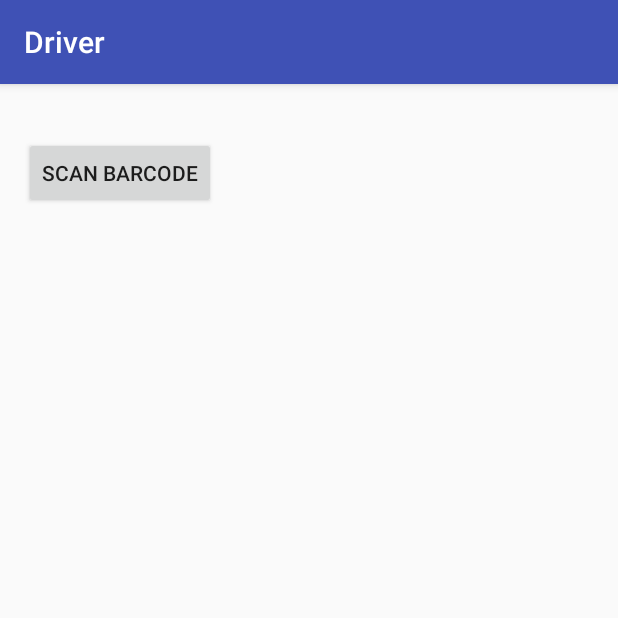
After one commit to cmpe-295/driver_app, an Android app: the BarcodeScannerActivity screen opened directly, with no data from a screen before it, on a phone screen of 412 x 824 dp, the top half of it. The commit adds this screen. Run offline under Robolectric (Android 15) with nearby library versions, the phone set to English and light mode, and no system bars.

Commit message:
Integrated Barcode Scanner onClick Marker on Map

```diff
--- /dev/null
+++ b/Driver/app/src/main/java/spartansaferide/sjsu/edu/driver/BarcodeScannerActivity.java
@@ -0,0 +1,54 @@
+package spartansaferide.sjsu.edu.driver;
+
+import android.support.v7.app.AppCompatActivity;
+import android.os.Bundle;
+import android.widget.TextView;
+import android.content.Intent;
+import android.os.Bundle;
+import android.util.Log;
+import android.view.View;
+import android.widget.TextView;
+
+import com.google.android.gms.common.api.CommonStatusCodes;
+import com.google.android.gms.vision.barcode.Barcode;
+
+
+public class BarcodeScannerActivity extends AppCompatActivity {
+
+    TextView barcodeResult;
+
+    @Override
+    protected void onCreate(Bundle savedInstanceState) {
+        super.onCreate(savedInstanceState);
+        setContentView(R.layout.activity_barcode_scanner);
+
+        barcodeResult = (TextView) findViewById(R.id.barcode_result);
+    }
+
+    /* Add a click event to the scan_barcode button to launch the ScanBarcodeActivity */
+    public void scanBarCode(View v) {
+        Intent intent = new Intent(this,ScanBarcodeActivity.class);
+        startActivityForResult(intent,0);
+    }
+
+    /* Override onActivityResult to get the barcode from ScanBarcodeActivity */
+
+    @Override
+    protected void onActivityResult(int requestCode, int resultCode, Intent data) {
+        if (requestCode == 0) {
+            if (resultCode == CommonStatusCodes.SUCCESS) {
+                if (data != null) {
+                    //Check for the barcode and Display the value
+                    Barcode barcode = data.getParcelableExtra("barcodes");
+                    Log.d("test",barcode.displayValue);
+                    barcodeResult.setText("Student ID : " + barcode.displayValue);
+                } else {
+                    barcodeResult.setText("No barcode found");
+                }
+            }
+        }
+        else {
+            super.onActivityResult(requestCode, resultCode, data);
+        }
+    }
+}
--- /dev/null
+++ b/Driver/app/src/main/res/layout/activity_barcode_scanner.xml
@@ -0,0 +1,28 @@
+<?xml version="1.0" encoding="utf-8"?>
+<RelativeLayout xmlns:android="http://schemas.android.com/apk/res/android"
+    xmlns:tools="http://schemas.android.com/tools"
+    android:id="@+id/activity_barcode_scanner"
+    android:layout_width="match_parent"
+    android:layout_height="match_parent"
+    android:paddingBottom="@dimen/activity_vertical_margin"
+    android:paddingLeft="@dimen/activity_horizontal_margin"
+    android:paddingRight="@dimen/activity_horizontal_margin"
+    android:paddingTop="@dimen/activity_vertical_margin"
+    tools:context="spartansaferide.sjsu.edu.driver.BarcodeScannerActivity">
+
+    <TextView
+        android:id="@+id/barcode_result"
+        android:layout_width="wrap_content"
+        android:layout_height="wrap_content" />
+
+    <Button
+        android:id="@+id/scan_barcode"
+        android:layout_width="wrap_content"
+        android:layout_height="wrap_content"
+        android:layout_below="@id/barcode_result"
+        android:text="Scan Barcode"
+        android:onClick="scanBarCode" />
+
+
+
+</RelativeLayout>
--- a/Driver/build.gradle
+++ b/Driver/build.gradle
@@ -9,6 +9,7 @@ buildscript {
 
         // NOTE: Do not place your application dependencies here; they belong
         // in the individual module build.gradle files
+        classpath 'com.google.gms:google-services:3.0.0'
     }
 }
 
```
Also changed, not shown: Driver/app/build.gradle (+7 -1 lines), Driver/app/src/main/AndroidManifest.xml (+15 -1 lines), Driver/app/src/main/java/spartansaferide/sjsu/edu/driver/DriverMapsActivity.java (+24 -10 lines), Driver/app/src/main/java/spartansaferide/sjsu/edu/driver/ScanBarcodeActivity.java (added, +104 -0 lines), Driver/app/src/main/res/layout/activity_scan_barcode.xml (added, +12 -0 lines), Driver/app/src/main/res/drawable-hdpi/ic_launcher.png (added), Driver/app/src/main/res/drawable-mdpi/ic_launcher.png (added), Driver/app/src/main/res/drawable-xhdpi/california_snow.png (added), Driver/app/src/main/res/drawable-xhdpi/haight_ashbury.png (added), Driver/app/src/main/res/drawable-xhdpi/ic_launcher.png (added), Driver/app/src/main/res/drawable-xhdpi/princess_flower.png (added), Driver/app/src/main/res/drawable-xxhdpi/ic_launcher.png (added), 2 other files.
